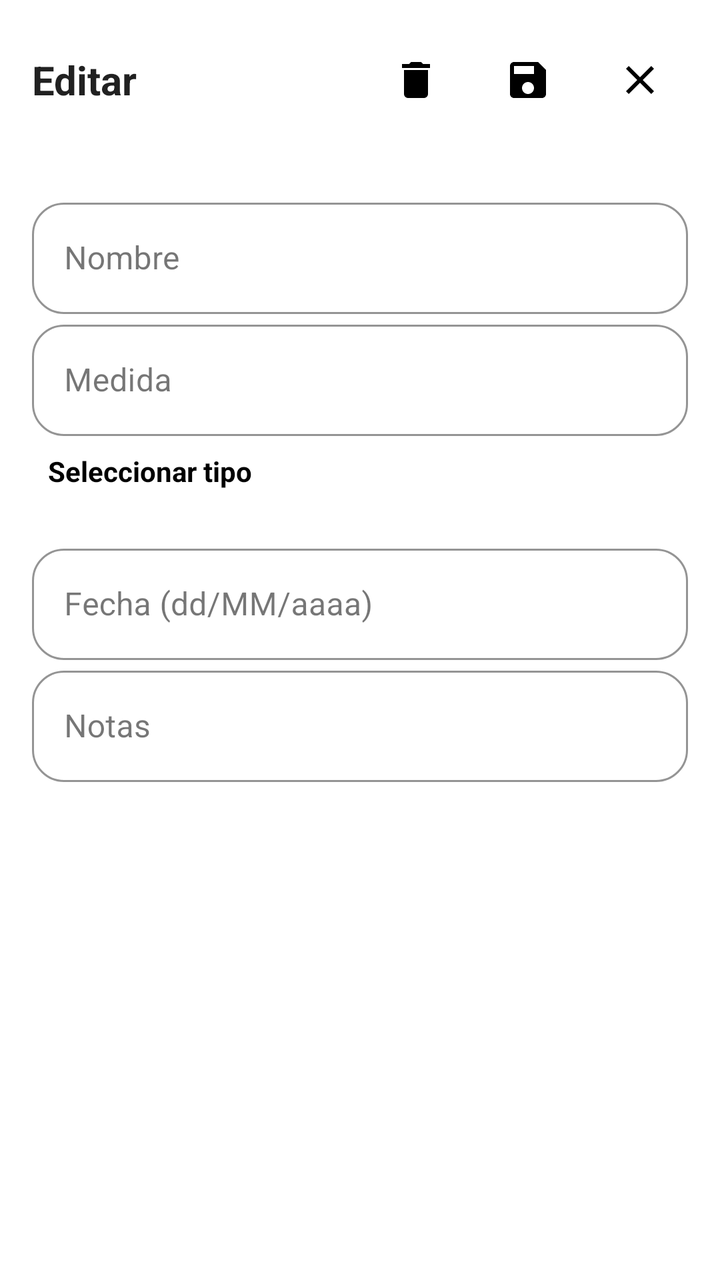
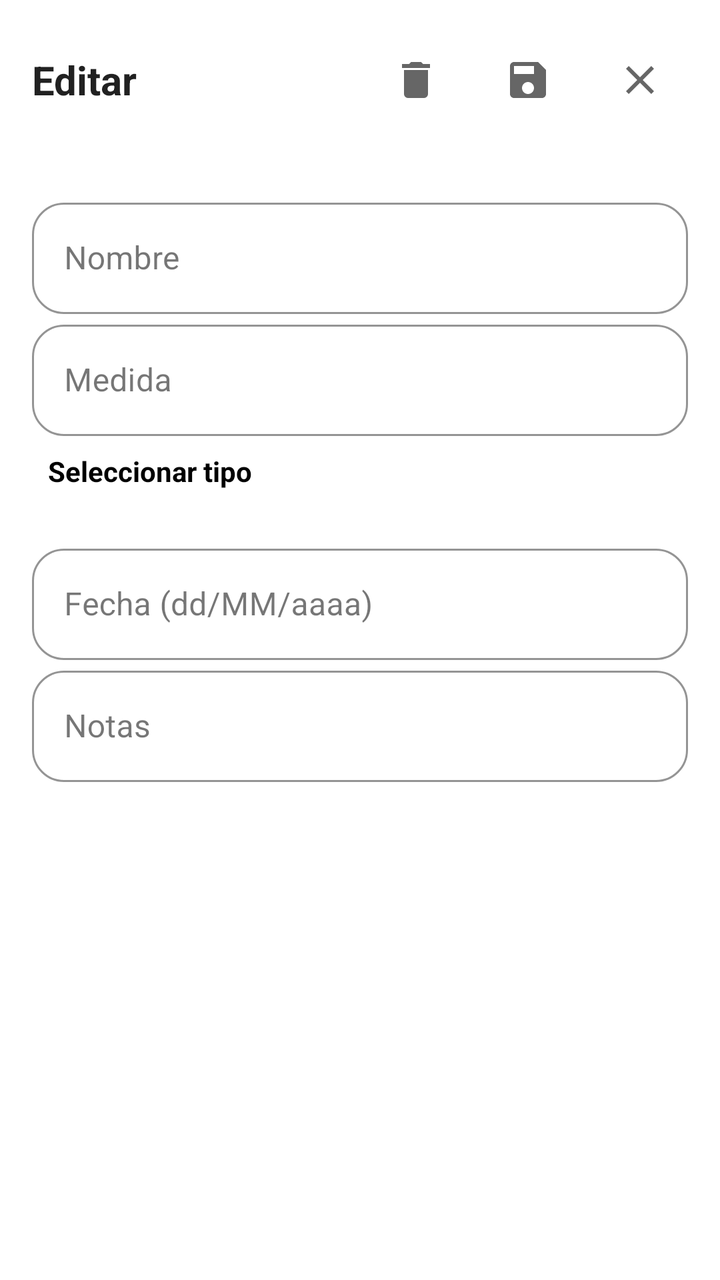

The first picture is an Android layout as it rendered before a commit; the second is the same layout after the commit. The layout source and the unified diff follow.
<!-- AndroidManifest.xml: application theme Theme.CareTemplate -->
<!-- res/layout/dialog_edit_subject.xml -->
<?xml version="1.0" encoding="utf-8"?>
<LinearLayout xmlns:android="http://schemas.android.com/apk/res/android"
    xmlns:app="http://schemas.android.com/apk/res-auto"
    android:orientation="vertical"
    android:layout_width="match_parent"
    android:layout_height="wrap_content">


<LinearLayout
    android:id="@+id/llDialogTitleBar"
    android:orientation="horizontal"
    android:layout_width="match_parent"
    android:layout_height="wrap_content"
    android:padding="16dp"
    android:paddingBottom="8dp"
    android:gravity="center_vertical"
    android:background="?android:attr/windowBackground">

    <TextView
        android:id="@+id/tvDialogTitle"
        android:layout_width="0dp"
        android:layout_height="wrap_content"
        android:layout_weight="1"
        android:text="@string/edit_subject"
        android:textSize="20sp"
        android:textStyle="bold"
        android:textColor="?android:attr/textColorPrimary"/>

    <ImageButton
        android:id="@+id/ibDelete"
        android:layout_width="48dp"
        android:layout_height="48dp"
        android:src="@drawable/ic_delete"
        android:tint="?attr/colorControlNormal"
        android:background="?attr/selectableItemBackgroundBorderless"
        android:contentDescription="@string/button_delete"
        android:padding="12dp"
        android:layout_marginStart="8dp"/>

    <ImageButton
        android:id="@+id/ibSave"
        android:layout_width="48dp"
        android:layout_height="48dp"
        android:src="@drawable/ic_save"
        android:tint="?attr/colorControlNormal"
        android:background="?attr/selectableItemBackgroundBorderless"
        android:contentDescription="@string/button_save"
        android:padding="12dp"
        android:layout_marginStart="8dp"/>

    <ImageButton
        android:id="@+id/ibClose"
        android:layout_width="48dp"
        android:layout_height="48dp"
        android:src="@drawable/ic_close"
        android:tint="?attr/colorControlNormal"
        android:background="?attr/selectableItemBackgroundBorderless"
        android:contentDescription="@string/button_cancel"
        android:padding="12dp"
        android:layout_marginStart="8dp"/>
</LinearLayout>

<ScrollView
    android:layout_width="match_parent"
    android:layout_height="wrap_content"
    android:maxHeight="500dp"
    android:fillViewport="true"
    android:scrollbars="vertical"
    android:fadeScrollbars="false"
    android:scrollbarThumbVertical="?android:attr/colorControlNormal"
    android:scrollbarSize="8dp"
    android:requiresFadingEdge="vertical"
    android:fadingEdgeLength="20dp">

    <LinearLayout
        android:orientation="vertical"
        android:padding="16dp"
        android:paddingBottom="24dp"
        android:layout_width="match_parent"
        android:layout_height="wrap_content">

        <com.google.android.material.textfield.TextInputLayout
            style="@style/Widget.App.TextInputLayout"
            android:layout_width="match_parent"
            android:layout_height="wrap_content"
            android:hint="@string/field_name"
            android:id="@+id/tilName">

            <com.google.android.material.textfield.TextInputEditText
                android:id="@+id/etName"
                style="@style/Widget.App.TextInputEditText"
                android:layout_width="match_parent"
                android:layout_height="wrap_content"/>
        </com.google.android.material.textfield.TextInputLayout>

        
        <com.google.android.material.textfield.TextInputLayout
            style="@style/Widget.App.TextInputLayout"
            android:layout_width="match_parent"
            android:layout_height="wrap_content"
            android:hint="@string/field_brand"
            android:id="@+id/tilBrand"
            android:visibility="gone">

            <com.google.android.material.textfield.TextInputEditText
                android:id="@+id/etBrand"
                style="@style/Widget.App.TextInputEditText"
                android:layout_width="match_parent"
                android:layout_height="wrap_content"/>
        </com.google.android.material.textfield.TextInputLayout>

        
        <com.google.android.material.textfield.TextInputLayout
            style="@style/Widget.App.TextInputLayout"
            android:layout_width="match_parent"
            android:layout_height="wrap_content"
            android:hint="@string/field_model"
            android:id="@+id/tilModel"
            android:visibility="gone">

            <com.google.android.material.textfield.TextInputEditText
                android:id="@+id/etModel"
                style="@style/Widget.App.TextInputEditText"
                android:layout_width="match_parent"
                android:layout_height="wrap_content"/>
        </com.google.android.material.textfield.TextInputLayout>

        
        <com.google.android.material.textfield.TextInputLayout
            android:id="@+id/tilMeasure"
            style="@style/Widget.App.TextInputLayout"
            android:layout_width="match_parent"
            android:layout_height="wrap_content"
            android:hint="@string/field_measure"
            android:inputType="numberDecimal"
            android:visibility="visible">

            <com.google.android.material.textfield.TextInputEditText
                android:id="@+id/etMeasure"
                style="@style/Widget.App.TextInputEditText"
                android:layout_width="match_parent"
                android:layout_height="wrap_content"
                android:inputType="numberDecimal"/>
        </com.google.android.material.textfield.TextInputLayout>

        
        <include layout="@layout/icon_selection_grid" />

        
        <com.google.android.material.textfield.TextInputLayout
            android:id="@+id/tilBirth"
            style="@style/Widget.App.TextInputLayout"
            android:layout_width="match_parent"
            android:layout_height="wrap_content"
            android:hint="@string/field_date"
            android:visibility="visible">
            <com.google.android.material.textfield.TextInputEditText
                android:id="@+id/etBirth"
                style="@style/Widget.App.TextInputEditText"
                android:layout_width="match_parent"
                android:layout_height="wrap_content"
                android:focusable="false"
                android:clickable="true"/>
        </com.google.android.material.textfield.TextInputLayout>
        <com.google.android.material.textfield.TextInputLayout
            style="@style/Widget.App.TextInputLayout"
            android:layout_width="match_parent"
            android:layout_height="wrap_content"
            android:hint="@string/field_notes"
            android:inputType="textMultiLine"
            android:minLines="3">

            <com.google.android.material.textfield.TextInputEditText
                android:id="@+id/etNotes"
                style="@style/Widget.App.TextInputEditText"
                android:layout_width="match_parent"
                android:layout_height="wrap_content"/>
        </com.google.android.material.textfield.TextInputLayout>
    </LinearLayout>
</ScrollView>

</LinearLayout>
<!-- res/layout/icon_selection_grid.xml (included above) -->
<?xml version="1.0" encoding="utf-8"?>
<LinearLayout xmlns:android="http://schemas.android.com/apk/res/android"
    android:id="@+id/llIconSelection"
    android:orientation="vertical"
    android:layout_width="match_parent"
    android:layout_height="wrap_content"
    android:padding="8dp">

    <TextView
        android:id="@+id/tvSelectIconType"
        android:layout_width="match_parent"
        android:layout_height="wrap_content"
        android:text="@string/select_icon_type"
        android:textStyle="bold"
        android:textSize="14sp"
        android:layout_marginBottom="8dp" />

    <GridLayout
        android:id="@+id/gridIcons"
        android:layout_width="match_parent"
        android:layout_height="wrap_content"
        android:columnCount="4"
        android:rowCount="2"
        android:alignmentMode="alignMargins"
        android:useDefaultMargins="false"
        android:padding="4dp" />

</LinearLayout>
<!-- resources referenced by this layout -->
<resources>
  <string name="button_cancel">Cancelar</string>
  <string name="button_delete">Eliminar</string>
  <string name="button_save">Guardar</string>
  <string name="edit_subject">Editar</string>
  <string name="field_brand">Marca</string>
  <string name="field_date">Fecha (dd/MM/aaaa)</string>
  <string name="field_measure">Medida</string>
  <string name="field_model">Modelo</string>
  <string name="field_name">Nombre</string>
  <string name="field_notes">Notas</string>
  <string name="select_icon_type">Seleccionar tipo</string>
  <style name="Theme.CareTemplate" parent="Theme.MaterialComponents.DayNight.NoActionBar">
          
          <item name="colorPrimary">@color/app_primary</item>
          <item name="colorOnPrimary">@color/app_on_primary</item>
          <item name="colorSecondary">@color/app_secondary</item>
          <item name="colorOnSecondary">@color/app_on_secondary</item>
          <item name="android:colorBackground">@color/app_background</item>
          <item name="colorSurface">@color/app_surface</item>
          <item name="colorOnSurface">@color/app_on_surface</item>
          <item name="colorError">@color/app_error</item>
          <item name="colorOnError">@color/app_on_error</item>
  
          
          <item name="android:statusBarColor">@color/app_surface</item>
          <item name="android:navigationBarColor">@color/app_surface</item>
          <item name="android:windowLightStatusBar">true</item>
          <item name="android:windowLightNavigationBar">true</item>
  
          <item name="android:fontFamily">sans-serif</item>
          <item name="android:textColor">?attr/colorOnBackground</item>
          <item name="android:buttonStyle">@style/AppButton</item>
          <item name="android:imageButtonStyle">@style/AppIconButton</item>
  
  
  
          
          <item name="textAppearanceHeadline6">@style/Text.H6</item>
          <item name="textAppearanceSubtitle1">@style/Text.Subtitle</item>
          <item name="textAppearanceBody1">@style/Text.Body</item>
          <item name="textAppearanceButton">@style/Text.Button</item>
  
          
          <item name="materialButtonStyle">@style/Widget.App.Button.Primary</item>
          <item name="materialButtonOutlinedStyle">@style/Widget.App.Button.Outlined</item>
          <item name="floatingActionButtonStyle">@style/Widget.App.FAB</item>
          <item name="toolbarStyle">@style/Widget.App.Toolbar</item>
  
          
          <item name="shapeAppearanceSmallComponent">@style/Shape.Rounded</item>
          <item name="shapeAppearanceMediumComponent">@style/Shape.Rounded</item>
          <item name="shapeAppearanceLargeComponent">@style/Shape.Rounded</item>
      </style>
  <color name="app_on_surface">#1A1A1A</color>
  <color name="app_primary">#03DAC5</color>
  <color name="app_on_primary">#00332F</color>
  <color name="app_secondary">#4DB6AC</color>
  <color name="app_on_secondary">#00302C</color>
  <color name="app_background">#FFFFFF</color>
  <color name="app_surface">#FFFFFF</color>
  <color name="app_error">#B00020</color>
  <color name="app_on_error">#FFFFFF</color>
  <style name="Text.H6" parent="TextAppearance.MaterialComponents.Headline6">
          <item name="android:textColor">@color/app_on_surface</item>
      </style>
  <style name="Text.Subtitle" parent="TextAppearance.MaterialComponents.Subtitle1">
          <item name="android:textColor">@color/app_on_surface</item>
      </style>
  <style name="Text.Body" parent="TextAppearance.MaterialComponents.Body1">
          <item name="android:textColor">@color/app_on_surface</item>
      </style>
  <style name="Text.Button" parent="TextAppearance.MaterialComponents.Button">
          <item name="android:textAllCaps">false</item>
      </style>
  <style name="Shape.Rounded">
          <item name="cornerFamily">rounded</item>
          <item name="cornerSize">16dp</item>
      </style>
  <style name="AppShape">
          <item name="cornerFamily">rounded</item>
          <item name="cornerSize">12dp</item>
      </style>
  <!-- unchanged entries left out for length: 11 -->
</resources>

<!-- the commit's change to res/layout/dialog_edit_subject.xml (unified diff, before → after) -->
@@ -31,7 +31,7 @@
         android:layout_width="48dp"
         android:layout_height="48dp"
         android:src="@drawable/ic_delete"
-        android:tint="?attr/colorControlNormal"
+        app:tint="?attr/colorControlNormal"
         android:background="?attr/selectableItemBackgroundBorderless"
         android:contentDescription="@string/button_delete"
         android:padding="12dp"
@@ -42,7 +42,7 @@
         android:layout_width="48dp"
         android:layout_height="48dp"
         android:src="@drawable/ic_save"
-        android:tint="?attr/colorControlNormal"
+        app:tint="?attr/colorControlNormal"
         android:background="?attr/selectableItemBackgroundBorderless"
         android:contentDescription="@string/button_save"
         android:padding="12dp"
@@ -53,7 +53,7 @@
         android:layout_width="48dp"
         android:layout_height="48dp"
         android:src="@drawable/ic_close"
-        android:tint="?attr/colorControlNormal"
+        app:tint="?attr/colorControlNormal"
         android:background="?attr/selectableItemBackgroundBorderless"
         android:contentDescription="@string/button_cancel"
         android:padding="12dp"
<!-- resource entries referenced after the edit -->
@@ -27,7 +27,6 @@
           <item name="android:statusBarColor">@color/app_surface</item>
           <item name="android:navigationBarColor">@color/app_surface</item>
           <item name="android:windowLightStatusBar">true</item>
-          <item name="android:windowLightNavigationBar">true</item>
   
           <item name="android:fontFamily">sans-serif</item>
           <item name="android:textColor">?attr/colorOnBackground</item>
